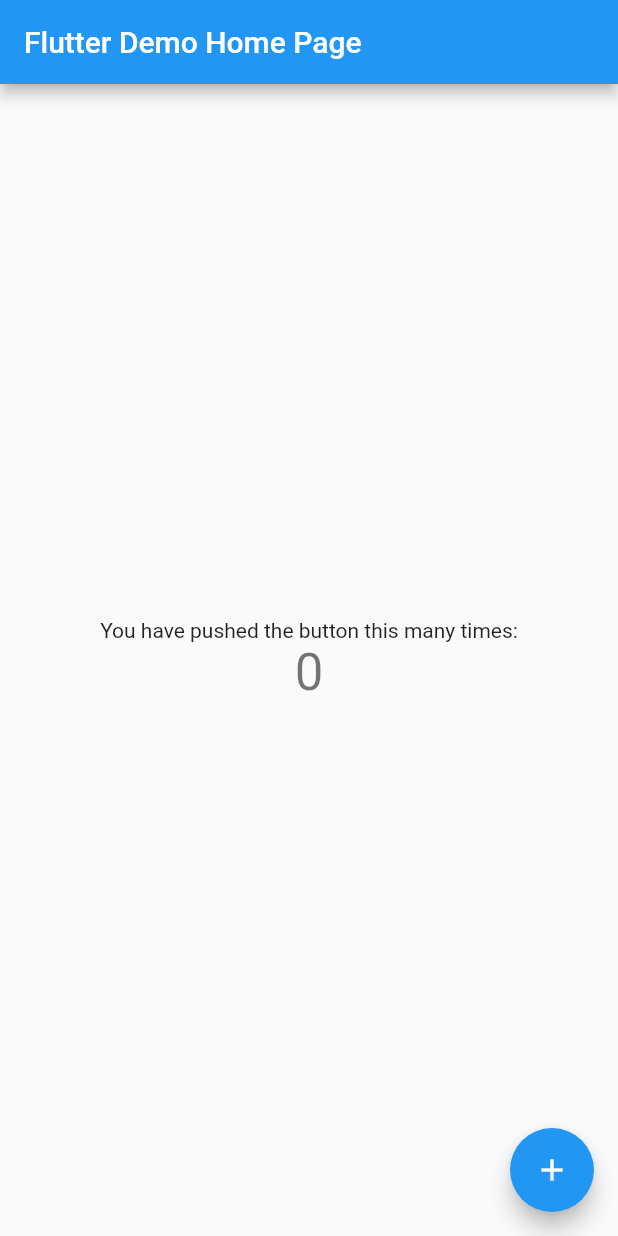
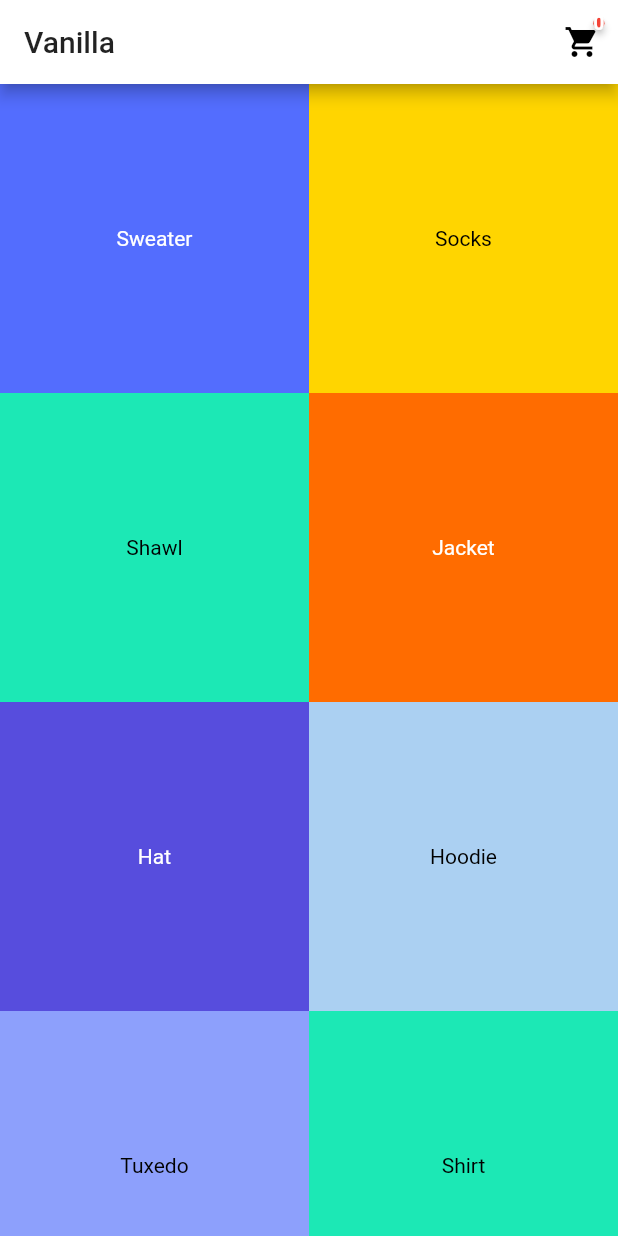
Before and after one commit to huytq1/flutter_state_learning, a Flutter app: the screen it shows after launch, on a phone screen of 412 x 824 dp. Run offline on Flutter 3.47's test engine with Material 2 defaults, Android fonts, the phone set to English and light mode, and no system bars.

Commit message:
testing with vanilla

```diff
--- a/lib/common/cart.dart
+++ b/lib/common/models/cart.dart
@@ -1,7 +1,7 @@
 import 'dart:collection';
 import 'dart:math';
-import 'package:flutter_state_learning/common/cart_item.dart';
-import 'package:flutter_state_learning/common/product.dart';
+import 'package:flutter_state_learning/common/models/cart_item.dart';
+import 'package:flutter_state_learning/common/models/product.dart';
 
 class Cart {
   final List<CartItem> _items = <CartItem>[];
--- a/lib/common/cart_item.dart
+++ b/lib/common/models/cart_item.dart
@@ -1,4 +1,4 @@
-import 'package:flutter_state_learning/common/product.dart';
+import 'package:flutter_state_learning/common/models/product.dart';
 
 class CartItem {
   final int count;
--- a/lib/common/catalog.dart
+++ b/lib/common/models/catalog.dart
@@ -2,7 +2,7 @@ import 'dart:async';
 import 'dart:collection';
 import 'dart:ui' show Color;
 
-import 'package:flutter_state_learning/common/product.dart';
+import 'package:flutter_state_learning/common/models/product.dart';
 
 final Catalog catalog = fetchCatalogSync();
 
--- /dev/null
+++ b/lib/common/widgets/cart_button.dart
@@ -0,0 +1,89 @@
+import 'package:flutter/material.dart';
+import 'package:meta/meta.dart';
+
+class CartButton extends StatefulWidget {
+  final VoidCallback onPressed;
+  final int itemCount;
+  final Color badgeColor;
+  final Color badgeTextColor;
+
+  CartButton(
+      {Key key,
+      @required this.itemCount,
+      this.onPressed,
+      this.badgeColor: Colors.red,
+      this.badgeTextColor: Colors.white})
+      : assert(itemCount >= 0),
+        assert(badgeColor != null),
+        assert(badgeTextColor != null),
+        super(key: key);
+
+  @override
+  CartButtonState createState() => CartButtonState();
+}
+
+class CartButtonState extends State<CartButton>
+    with SingleTickerProviderStateMixin {
+  AnimationController _animationController;
+  Animation<double> _animation;
+
+  final Tween<Offset> _badgePositionTween =
+      Tween(begin: const Offset(-0.5, 0.9), end: const Offset(0.0, 0.0));
+  @override
+  Widget build(BuildContext context) {
+    return IconButton(
+      icon: Stack(
+        overflow: Overflow.visible,
+        children: <Widget>[
+          Icon(Icons.shopping_cart),
+          Positioned(
+            top: -8.0,
+            right: -3.0,
+            child: SlideTransition(
+              position: _badgePositionTween.animate(_animation),
+              child: Material(
+                type: MaterialType.circle,
+                elevation: 2.0,
+                color: Colors.red,
+                child: Text(
+                  widget.itemCount.toString(),
+                  style: TextStyle(
+                    fontSize: 13.0,
+                    color: widget.badgeTextColor,
+                    fontWeight: FontWeight.bold,
+                  ),
+                ),
+              ),
+            ),
+          )
+        ],
+      ),
+      onPressed: widget.onPressed,
+    );
+  }
+
+  @override
+  void didUpdateWidget(CartButton oldWidget) {
+    if (widget.itemCount != oldWidget.itemCount) {
+      _animationController.reset();
+      _animationController.forward();
+      super.didUpdateWidget(oldWidget);
+    }
+  }
+
+  @override
+  void dispose() {
+    _animationController.dispose();
+    super.dispose();
+  }
+
+  @override
+  void initState() {
+    super.initState();
+    _animationController = AnimationController(
+        duration: const Duration(milliseconds: 500), vsync: this);
+    _animation =
+        CurvedAnimation(parent: _animationController, curve: Curves.elasticOut);
+    _animationController.forward();
+  }
+}
--- /dev/null
+++ b/lib/common/widgets/product_square.dart
@@ -0,0 +1,27 @@
+import 'package:flutter/material.dart';
+import 'package:meta/meta.dart';
+import 'package:flutter_state_learning/common/models/product.dart';
+import 'package:flutter_state_learning/common/utils/is_dark.dart';
+
+class ProductSquare extends StatelessWidget {
+  final Product product;
+  final GestureTapCallback onTap;
+
+  ProductSquare({Key key, @required this.product, this.onTap})
+      : super(key: key);
+
+  @override
+  build(BuildContext context) {
+    return Material(
+      color: product.color,
+      child: InkWell(
+        onTap: onTap,
+        child: Center(
+            child: Text(product.name,
+                style: TextStyle(
+                    color:
+                        isDark(product.color) ? Colors.white : Colors.black))),
+      ),
+    );
+  }
+}
--- /dev/null
+++ b/lib/common/widgets/theme.dart
@@ -0,0 +1,4 @@
+import 'package:flutter/material.dart';
+
+/// The top-level theme of the whole app.
+final appTheme = ThemeData(primaryColor: Colors.white);
--- a/lib/main.dart
+++ b/lib/main.dart
@@ -1,111 +1,26 @@
-import 'package:flutter/material.dart';
+import 'package:flutter_state_learning/src/vanilla/main.dart' as vanilla;
 
-void main() => runApp(MyApp());
-
-class MyApp extends StatelessWidget {
-  // This widget is the root of your application.
-  @override
-  Widget build(BuildContext context) {
-    return MaterialApp(
-      title: 'Flutter Demo',
-      theme: ThemeData(
-        // This is the theme of your application.
-        //
-        // Try running your application with "flutter run". You'll see the
-        // application has a blue toolbar. Then, without quitting the app, try
-        // changing the primarySwatch below to Colors.green and then invoke
-        // "hot reload" (press "r" in the console where you ran "flutter run",
-        // or simply save your changes to "hot reload" in a Flutter IDE).
-        // Notice that the counter didn't reset back to zero; the application
-        // is not restarted.
-        primarySwatch: Colors.blue,
-      ),
-      home: MyHomePage(title: 'Flutter Demo Home Page'),
-    );
+void main() {
+  final flavor = Architecture.vanilla;
+  switch (flavor) {
+    case Architecture.vanilla:
+      vanilla.main();
+      return;
+    default:
+      vanilla.main();
+      return;
   }
 }
 
-class MyHomePage extends StatefulWidget {
-  MyHomePage({Key key, this.title}) : super(key: key);
-
-  // This widget is the home page of your application. It is stateful, meaning
-  // that it has a State object (defined below) that contains fields that affect
-  // how it looks.
-
-  // This class is the configuration for the state. It holds the values (in this
-  // case the title) provided by the parent (in this case the App widget) and
-  // used by the build method of the State. Fields in a Widget subclass are
-  // always marked "final".
-
-  final String title;
-
-  @override
-  _MyHomePageState createState() => _MyHomePageState();
+enum Architecture {
+  bloc,
+  blocComplex,
+  blocStart,
+  scoped,
+  singleton,
+  start,
+  startBlob,
+  vanilla,
+  valueNotifier,
+  redux,
 }
-
-class _MyHomePageState extends State<MyHomePage> {
-  int _counter = 0;
-
-  void _incrementCounter() {
-    setState(() {
-      // This call to setState tells the Flutter framework that something has
-      // changed in this State, which causes it to rerun the build method below
-      // so that the display can reflect the updated values. If we changed
-      // _counter without calling setState(), then the build method would not be
-      // called again, and so nothing would appear to happen.
-      _counter++;
-    });
-  }
-
-  @override
-  Widget build(BuildContext context) {
-    // This method is rerun every time setState is called, for instance as done
-    // by the _incrementCounter method above.
-    //
-    // The Flutter framework has been optimized to make rerunning build methods
-    // fast, so that you can just rebuild anything that needs updating rather
-    // than having to individually change instances of widgets.
-    return Scaffold(
-      appBar: AppBar(
-        // Here we take the value from the MyHomePage object that was created by
-        // the App.build method, and use it to set our appbar title.
-        title: Text(widget.title),
-      ),
-      body: Center(
-        // Center is a layout widget. It takes a single child and positions it
-        // in the middle of the parent.
-        child: Column(
-          // Column is also layout widget. It takes a list of children and
-          // arranges them vertically. By default, it sizes itself to fit its
-          // children horizontally, and tries to be as tall as its parent.
-          //
-          // Invoke "debug painting" (press "p" in the console, choose the
-          // "Toggle Debug Paint" action from the Flutter Inspector in Android
-          // Studio, or the "Toggle Debug Paint" command in Visual Studio Code)
-          // to see the wireframe for each widget.
-          //
-          // Column has various properties to control how it sizes itself and
-          // how it positions its children. Here we use mainAxisAlignment to
-          // center the children vertically; the main axis here is the vertical
-          // axis because Columns are vertical (the cross axis would be
-          // horizontal).
-          mainAxisAlignment: MainAxisAlignment.center,
-          children: <Widget>[
-            Text(
-              'You have pushed the button this many times:',
-            ),
-            Text(
-              '$_counter',
-              style: Theme.of(context).textTheme.display1,
-            ),
-          ],
-        ),
-      ),
-      floatingActionButton: FloatingActionButton(
-        onPressed: _incrementCounter,
-        tooltip: 'Increment',
-        child: Icon(Icons.add),
-      ), // This trailing comma makes auto-formatting nicer for build methods.
-    );
-  }
-}
--- /dev/null
+++ b/lib/src/vanilla/main.dart
@@ -0,0 +1,93 @@
+import 'package:flutter/material.dart';
+import 'package:meta/meta.dart';
+import 'package:flutter_state_learning/common/models/cart.dart';
+import 'package:flutter_state_learning/common/models/catalog.dart';
+import 'package:flutter_state_learning/common/models/product.dart';
+import 'package:flutter_state_learning/common/widgets/cart_button.dart';
+import 'package:flutter_state_learning/common/widgets/cart_page.dart';
+import 'package:flutter_state_learning/common/widgets/product_square.dart';
+import 'package:flutter_state_learning/common/widgets/theme.dart';
+
+void main() {
+  runApp(MyApp());
+}
+
+class MyApp extends StatelessWidget {
+  final cart = Cart();
+
+  @override
+  Widget build(BuildContext context) {
+    return MaterialApp(
+      title: 'Vanilla',
+      theme: appTheme,
+      home: MyHomePage(cart: cart),
+      routes: <String, WidgetBuilder>{
+        CartPage.routeName: (context) => CartPage(cart),
+      },
+    );
+  }
+}
+
+class MyHomePage extends StatefulWidget {
+  final Cart cart;
+
+  MyHomePage({
+    Key key,
+    @required this.cart,
+  }) : super(key: key);
+
+  @override
+  createState() => MyHomePageState();
+}
+
+class MyHomePageState extends State<MyHomePage> {
+  _updateCart(Product product) {
+    setState(() => widget.cart.add(product));
+  }
+
+  @override
+  Widget build(BuildContext context) {
+    return Scaffold(
+      appBar: AppBar(
+        title: Text('Vanilla'),
+        actions: <Widget>[
+          // The shopping cart button in the app bar
+          CartButton(
+            itemCount: widget.cart.itemCount,
+            onPressed: () {
+              Navigator.of(context).pushNamed(CartPage.routeName);
+            },
+          )
+        ],
+      ),
+      body: ProductGrid(
+        cart: widget.cart,
+        updateProduct: _updateCart,
+      ),
+    );
+  }
+}
+
+class ProductGrid extends StatelessWidget {
+  final Cart cart;
+  final Function(Product) updateProduct;
+
+  ProductGrid({
+    Key key,
+    @required this.cart,
+    @required this.updateProduct,
+  }) : super(key: key);
+
+  @override
+  Widget build(BuildContext context) {
+    return GridView.count(
+      crossAxisCount: 2,
+      children: catalog.products.map((product) {
+        return ProductSquare(
+          product: product,
+          onTap: () => updateProduct(product),
+        );
+      }).toList(),
+    );
+  }
+}
```
Also changed, not shown: lib/common/widgets/cart_page.dart (added, +49 -0 lines), lib/common/models/product.dart (renamed from lib/common/product.dart), lib/common/utils/is_dark.dart (renamed from lib/utils/is_dark.dart), 1 other file.
